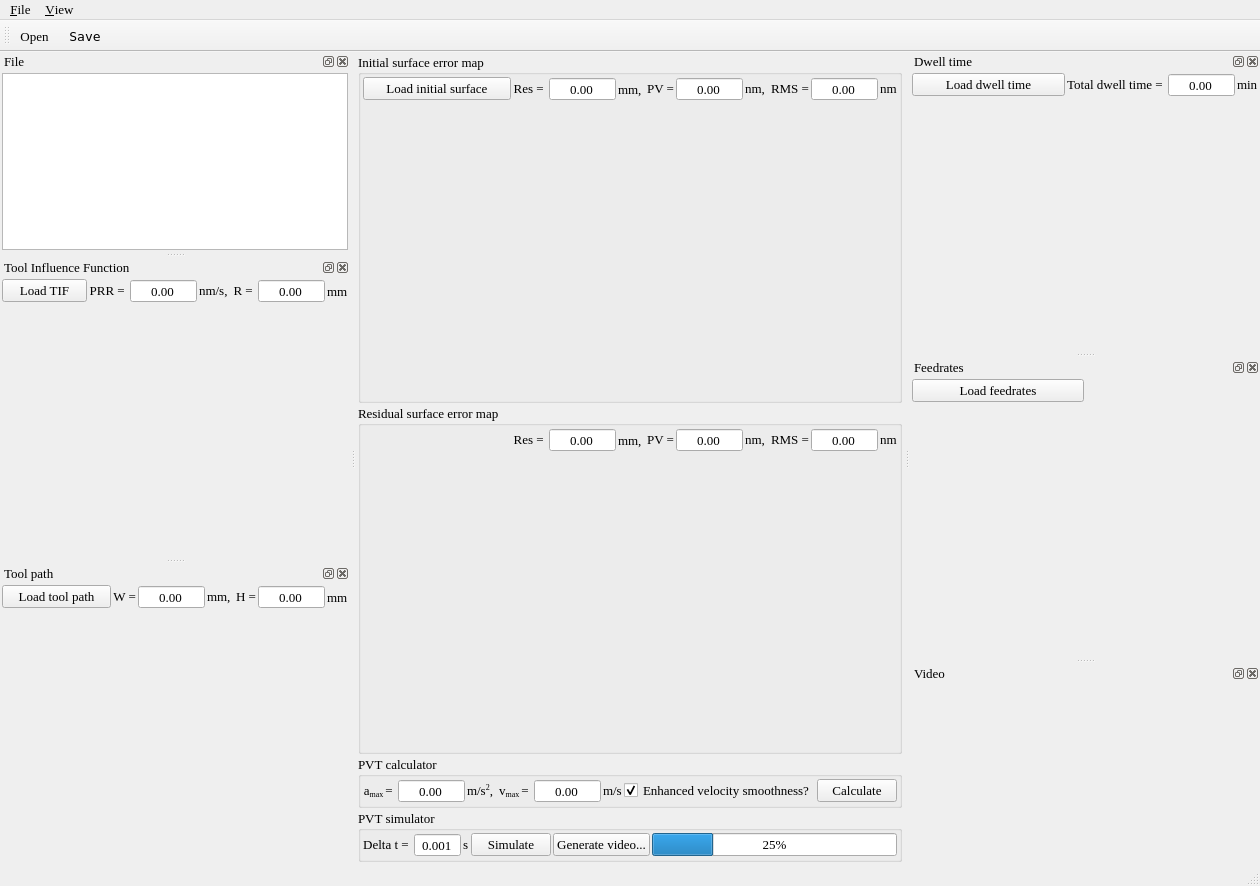
Above: cpp/pvtapp/pvtapp.ui from TWANG006/pvt-scheduler before the change. Below: the same form after it.
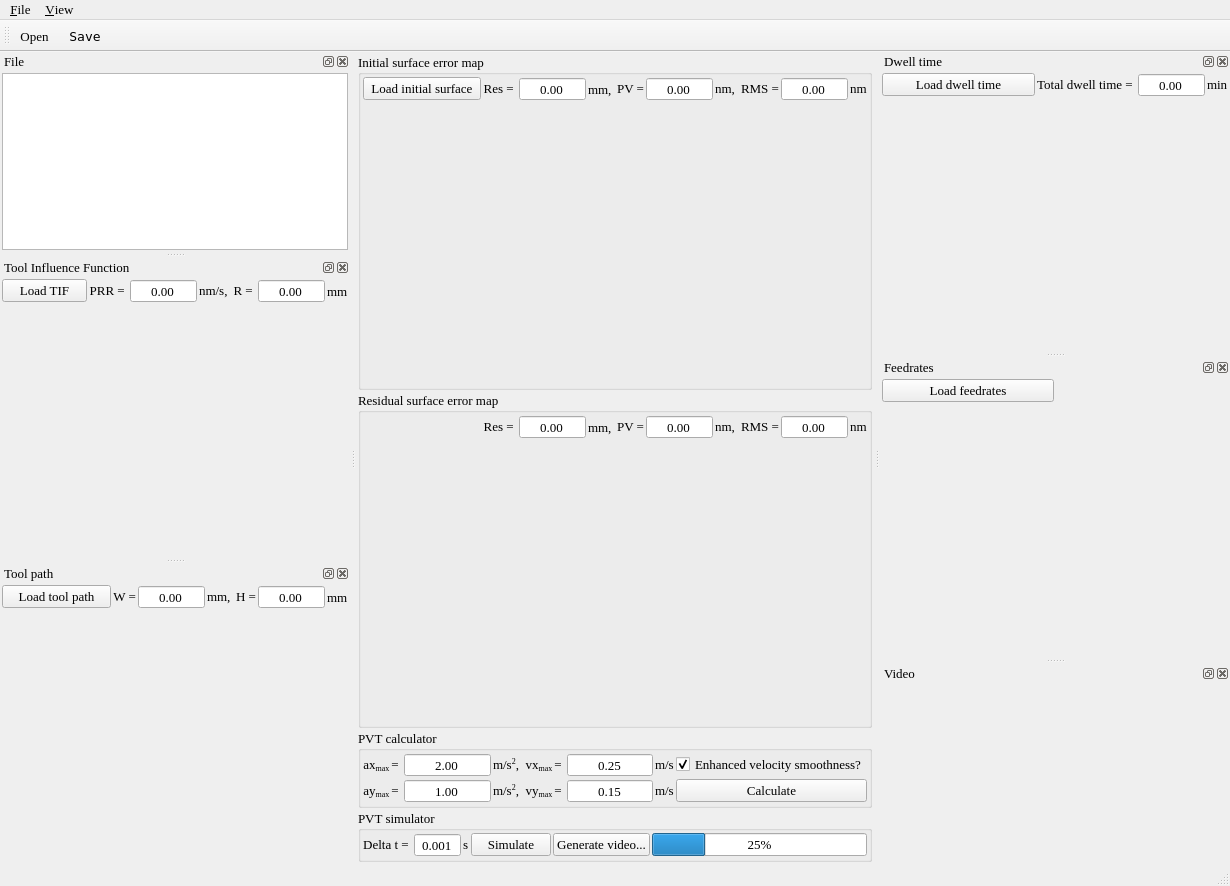
That is the form after the change. Icons and pictures are not drawn. Custom widgets are drawn as their Qt base class.

Diff of the .ui file:
```diff
--- a/cpp/pvtapp/pvtapp.ui
+++ b/cpp/pvtapp/pvtapp.ui
@@ -47,10 +47,7 @@
       <property name="title">
        <string>PVT calculator</string>
       </property>
-      <layout class="QHBoxLayout" name="pvt_calc_horizontalLayout" stretch="0,1,0,0,1,0,1,1">
-       <property name="spacing">
-        <number>2</number>
-       </property>
+      <layout class="QGridLayout" name="calc_gridLayout" columnstretch="0,1,0,0,1,0,0">
        <property name="leftMargin">
         <number>2</number>
        </property>
@@ -63,8 +60,11 @@
        <property name="bottomMargin">
         <number>2</number>
        </property>
-       <item>
-        <widget class="QLabel" name="amax_label">
+       <property name="spacing">
+        <number>2</number>
+       </property>
+       <item row="0" column="0">
+        <widget class="QLabel" name="axmax_label">
          <property name="font">
           <font>
            <family>Times New Roman</family>
@@ -72,12 +72,12 @@
           </font>
          </property>
          <property name="text">
-          <string>&lt;html&gt;&lt;head/&gt;&lt;body&gt;&lt;p align=&quot;right&quot;&gt;a&lt;span style=&quot; vertical-align:sub;&quot;&gt;max &lt;/span&gt;= &lt;/p&gt;&lt;/body&gt;&lt;/html&gt;</string>
+          <string>&lt;html&gt;&lt;head/&gt;&lt;body&gt;&lt;p align=&quot;right&quot;&gt;ax&lt;span style=&quot; vertical-align:sub;&quot;&gt;max &lt;/span&gt;= &lt;/p&gt;&lt;/body&gt;&lt;/html&gt;</string>
          </property>
         </widget>
        </item>
-       <item>
-        <widget class="QDoubleSpinBox" name="amax_value_box">
+       <item row="0" column="1">
+        <widget class="QDoubleSpinBox" name="axmax_value_box">
          <property name="enabled">
           <bool>true</bool>
          </property>
@@ -102,10 +102,13 @@
          <property name="singleStep">
           <double>0.010000000000000</double>
          </property>
+         <property name="value">
+          <double>2.000000000000000</double>
+         </property>
         </widget>
        </item>
-       <item>
-        <widget class="QLabel" name="amax_unit_label">
+       <item row="0" column="2">
+        <widget class="QLabel" name="axmax_unit_label">
          <property name="font">
           <font>
            <family>Times New Roman</family>
@@ -117,8 +120,8 @@
          </property>
         </widget>
        </item>
-       <item>
-        <widget class="QLabel" name="vmax_label">
+       <item row="0" column="3">
+        <widget class="QLabel" name="vxmax_label">
          <property name="font">
           <font>
            <family>Times New Roman</family>
@@ -126,12 +129,12 @@
           </font>
          </property>
          <property name="text">
-          <string>&lt;html&gt;&lt;head/&gt;&lt;body&gt;&lt;p align=&quot;right&quot;&gt;v&lt;span style=&quot; vertical-align:sub;&quot;&gt;max &lt;/span&gt;= &lt;/p&gt;&lt;/body&gt;&lt;/html&gt;</string>
+          <string>&lt;html&gt;&lt;head/&gt;&lt;body&gt;&lt;p align=&quot;right&quot;&gt;vx&lt;span style=&quot; vertical-align:sub;&quot;&gt;max &lt;/span&gt;= &lt;/p&gt;&lt;/body&gt;&lt;/html&gt;</string>
          </property>
         </widget>
        </item>
-       <item>
-        <widget class="QDoubleSpinBox" name="vmax_value_box">
+       <item row="0" column="4">
+        <widget class="QDoubleSpinBox" name="vxmax_value_box">
          <property name="enabled">
           <bool>true</bool>
          </property>
@@ -156,10 +159,13 @@
          <property name="singleStep">
           <double>0.010000000000000</double>
          </property>
+         <property name="value">
+          <double>0.250000000000000</double>
+         </property>
         </widget>
        </item>
-       <item>
-        <widget class="QLabel" name="vmax_unit_label">
+       <item row="0" column="5">
+        <widget class="QLabel" name="vxmax_unit_label">
          <property name="font">
           <font>
            <family>Times New Roman</family>
@@ -171,7 +177,7 @@
          </property>
         </widget>
        </item>
-       <item>
+       <item row="0" column="6">
         <widget class="QCheckBox" name="smooth_v_checkBox">
          <property name="font">
           <font>
@@ -187,7 +193,121 @@
          </property>
         </widget>
        </item>
-       <item>
+       <item row="1" column="0">
+        <widget class="QLabel" name="aymax_label">
+         <property name="font">
+          <font>
+           <family>Times New Roman</family>
+           <pointsize>10</pointsize>
+          </font>
+         </property>
+         <property name="text">
+          <string>&lt;html&gt;&lt;head/&gt;&lt;body&gt;&lt;p align=&quot;right&quot;&gt;ay&lt;span style=&quot; vertical-align:sub;&quot;&gt;max &lt;/span&gt;= &lt;/p&gt;&lt;/body&gt;&lt;/html&gt;</string>
+         </property>
+        </widget>
+       </item>
+       <item row="1" column="1">
+        <widget class="QDoubleSpinBox" name="aymax_value_box">
+         <property name="enabled">
+          <bool>true</bool>
+         </property>
+         <property name="font">
+          <font>
+           <family>Times New Roman</family>
+           <pointsize>10</pointsize>
+          </font>
+         </property>
+         <property name="alignment">
+          <set>Qt::AlignCenter</set>
+         </property>
+         <property name="readOnly">
+          <bool>true</bool>
+         </property>
+         <property name="buttonSymbols">
+          <enum>QAbstractSpinBox::NoButtons</enum>
+         </property>
+         <property name="maximum">
+          <double>999999.000000000000000</double>
+         </property>
+         <property name="singleStep">
+          <double>0.010000000000000</double>
+         </property>
+         <property name="value">
+          <double>1.000000000000000</double>
+         </property>
+        </widget>
+       </item>
+       <item row="1" column="2">
+        <widget class="QLabel" name="aymax_unit_label">
+         <property name="font">
+          <font>
+           <family>Times New Roman</family>
+           <pointsize>10</pointsize>
+          </font>
+         </property>
+         <property name="text">
+          <string>&lt;html&gt;&lt;head/&gt;&lt;body&gt;&lt;p&gt;m/s&lt;span style=&quot; vertical-align:super;&quot;&gt;2&lt;/span&gt;, &lt;/p&gt;&lt;/body&gt;&lt;/html&gt;</string>
+         </property>
+        </widget>
+       </item>
+       <item row="1" column="3">
+        <widget class="QLabel" name="vymax_label">
+         <property name="font">
+          <font>
+           <family>Times New Roman</family>
+           <pointsize>10</pointsize>
+          </font>
+         </property>
+         <property name="text">
+          <string>&lt;html&gt;&lt;head/&gt;&lt;body&gt;&lt;p align=&quot;right&quot;&gt;vy&lt;span style=&quot; vertical-align:sub;&quot;&gt;max &lt;/span&gt;= &lt;/p&gt;&lt;/body&gt;&lt;/html&gt;</string>
+         </property>
+        </widget>
+       </item>
+       <item row="1" column="4">
+        <widget class="QDoubleSpinBox" name="vymax_value_box">
+         <property name="enabled">
+          <bool>true</bool>
+         </property>
+         <property name="font">
+          <font>
+           <family>Times New Roman</family>
+           <pointsize>10</pointsize>
+          </font>
+         </property>
+         <property name="alignment">
+          <set>Qt::AlignCenter</set>
+         </property>
+         <property name="readOnly">
+          <bool>true</bool>
+         </property>
+         <property name="buttonSymbols">
+          <enum>QAbstractSpinBox::NoButtons</enum>
+         </property>
+         <property name="maximum">
+          <double>999999.000000000000000</double>
+         </property>
+         <property name="singleStep">
+          <double>0.010000000000000</double>
+         </property>
+         <property name="value">
+          <double>0.150000000000000</double>
+         </property>
+        </widget>
+       </item>
+       <item row="1" column="5">
+        <widget class="QLabel" name="vymax_unit_label">
+         <property name="font">
+          <font>
+           <family>Times New Roman</family>
+           <pointsize>10</pointsize>
+          </font>
+         </property>
+         <property name="text">
+          <string>&lt;html&gt;&lt;head/&gt;&lt;body&gt;&lt;p&gt;m/s&lt;/p&gt;&lt;/body&gt;&lt;/html&gt;</string>
+         </property>
+        </widget>
+       </item>
+       <item row="1" column="6">
         <widget class="QPushButton" name="pvt_calc_button">
          <property name="font">
           <font>
```
